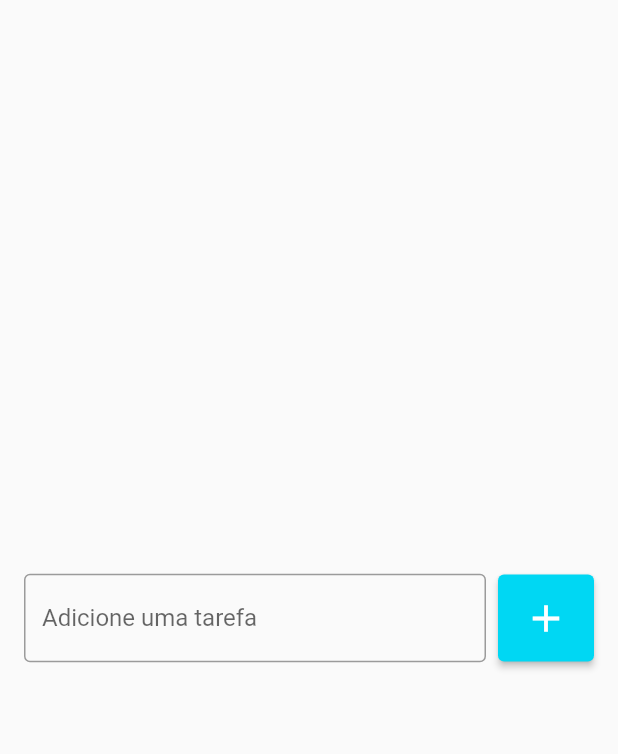
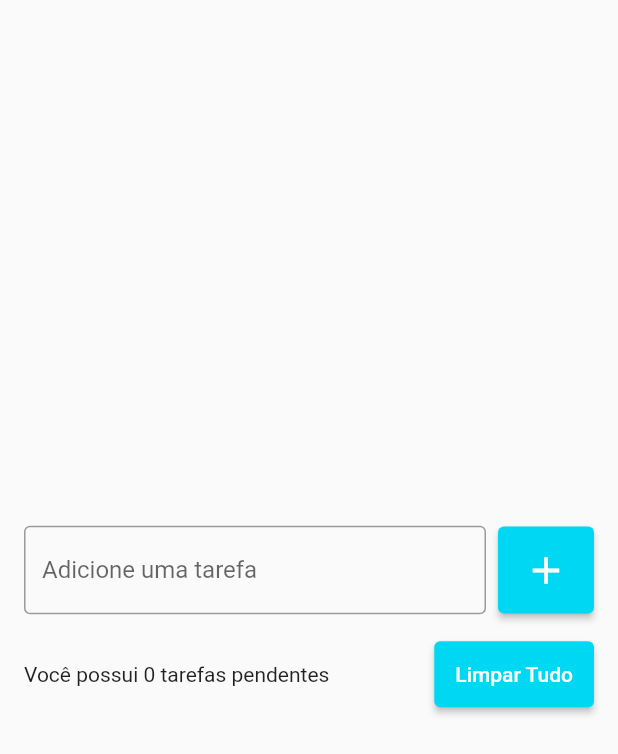
Before and after one commit to erasmofreitas/todo_list, a Flutter app: the screen it shows after launch, on a phone screen of 412 x 824 dp. Shown: the top 754 px of the screen. Run offline on Flutter 3.47's test engine with Material 2 defaults, Android fonts, the phone set to English and light mode, and no system bars.

Commit message:
criando botão limpar tudo

```diff
--- a/lib/pages/todo_list_page.dart
+++ b/lib/pages/todo_list_page.dart
@@ -9,7 +9,10 @@ class TodoListPage extends StatelessWidget {
       body: Padding(
         padding: const EdgeInsets.symmetric(horizontal: 16),
         child: Center(
-          child: Row(
+          child: Column(
+            mainAxisSize: MainAxisSize.min,
+            children: [
+              Row(
                 children: [
                   Expanded(
                     child: TextField(
@@ -34,6 +37,29 @@ class TodoListPage extends StatelessWidget {
                   ),
                 ],
               ),
+              SizedBox(
+                height: 16,
+              ),
+              Row(
+                children: [
+                  Expanded(
+                    child: Text('Você possui 0 tarefas pendentes'),
+                  ),
+                  SizedBox(
+                    width: 8,
+                  ),
+                  ElevatedButton(
+                    onPressed: () {},
+                    style: ElevatedButton.styleFrom(
+                      primary: Color(0xff00d7f3),
+                      padding: EdgeInsets.all(14),
+                    ),
+                    child: Text('Limpar Tudo'),
+                  )
+                ],
+              ),
+            ],
+          ),
         ),
       ),
     );
```
Lines whose indentation alone changed are shown as unchanged.
